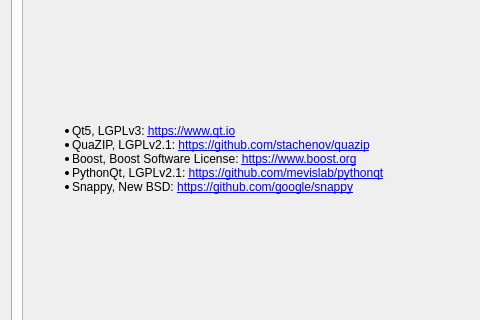
First picture: the form in widgets/aboutdialog.ui, repository knossos-project/knossos, before the edit; both pictures show x 0 to 480 and y 297 to 617 of the 800 by 735 pixel window.
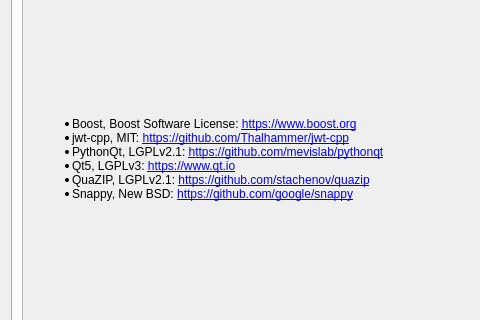
Second picture: the form after the edit. The open tabs and pages were chosen to show the change. Icons and pictures are not drawn.

```diff
--- a/widgets/aboutdialog.ui
+++ b/widgets/aboutdialog.ui
@@ -690,10 +690,11 @@
 }
 &lt;/style&gt;
 &lt;ul&gt;
-&lt;li&gt;Qt5, LGPLv3: &lt;a href=&quot;https://www.qt.io/&quot;&gt;https://www.qt.io&lt;/a&gt;
-&lt;li&gt;QuaZIP, LGPLv2.1: &lt;a href=&quot;https://github.com/stachenov/quazip&quot;&gt;https://github.com/stachenov/quazip&lt;/a&gt;
 &lt;li&gt;Boost, Boost Software License: &lt;a href=&quot;https://www.boost.org/&quot;&gt;https://www.boost.org&lt;/a&gt;
+&lt;li&gt;jwt-cpp, MIT: &lt;a href=&quot;https://github.com/Thalhammer/jwt-cpp&quot;&gt;https://github.com/Thalhammer/jwt-cpp&lt;/a&gt;
 &lt;li&gt;PythonQt, LGPLv2.1: &lt;a href=&quot;https://github.com/mevislab/pythonqt&quot;&gt;https://github.com/mevislab/pythonqt&lt;/a&gt;
+&lt;li&gt;Qt5, LGPLv3: &lt;a href=&quot;https://www.qt.io/&quot;&gt;https://www.qt.io&lt;/a&gt;
+&lt;li&gt;QuaZIP, LGPLv2.1: &lt;a href=&quot;https://github.com/stachenov/quazip&quot;&gt;https://github.com/stachenov/quazip&lt;/a&gt;
 &lt;li&gt;Snappy, New BSD: &lt;a href=&quot;https://github.com/google/snappy&quot;&gt;https://github.com/google/snappy&lt;/a&gt;
 &lt;/ul&gt;</string>
                </property>
```
